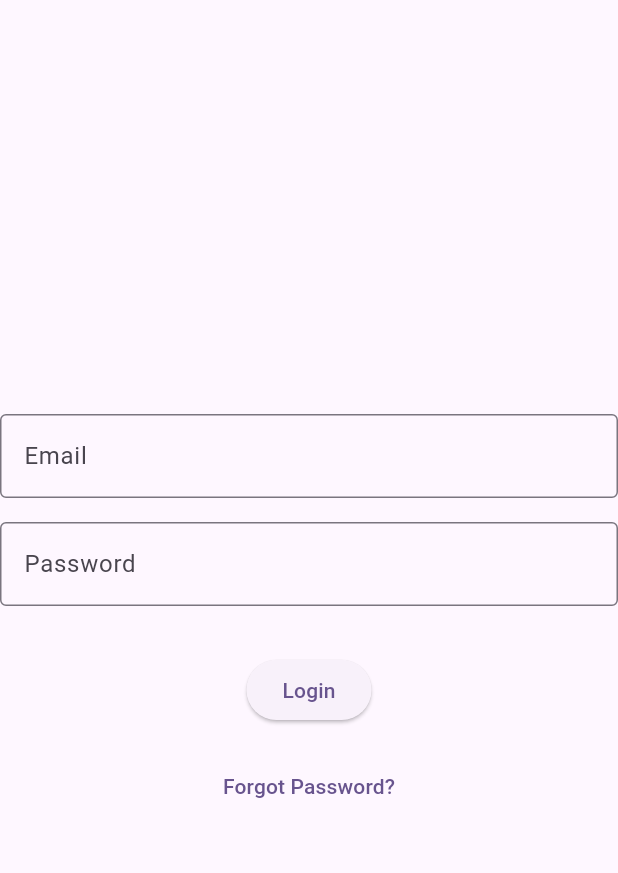
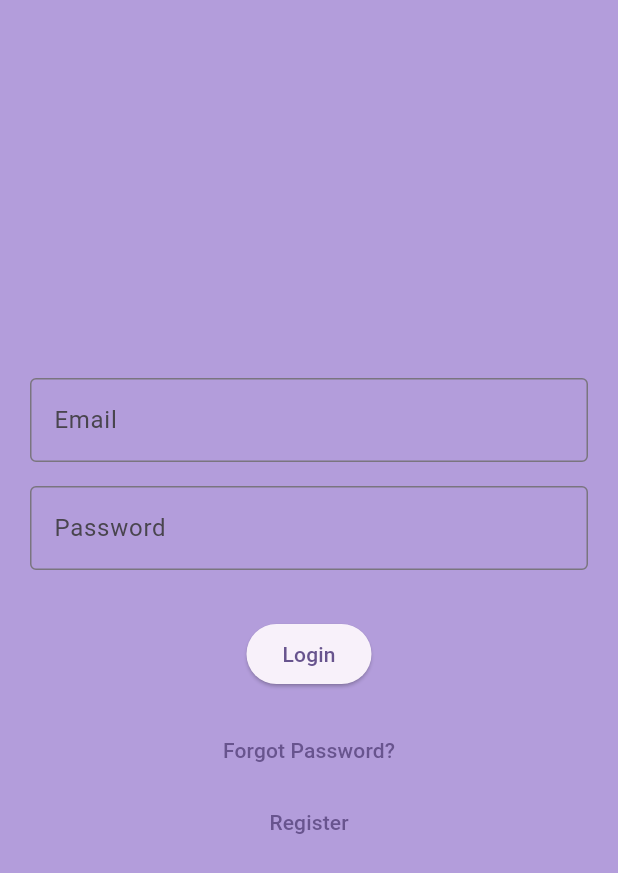
Before and after one commit to oluwadamme/Expense-Tracker, a Flutter app: the LoginPage screen opened directly, on a phone screen of 412 x 824 dp. Shown: the top 873 px of the screen. Run offline on Flutter 3.47's test engine with Material 3 defaults, Android fonts, the phone set to English and light mode, and no system bars; our stand-ins replace fl_chart, flutter_bloc, flutter_dotenv, flutter_slidable, go_router, hive_flutter and 2 more; accounts and stored records are empty.

Commit message:
update login and sign up UI

```diff
--- a/lib/src/screens/login_page.dart
+++ b/lib/src/screens/login_page.dart
@@ -1,8 +1,10 @@
+import 'package:expense_tracker/src/screens/signup_page.dart';
 import 'package:flutter/material.dart';
+import 'package:go_router/go_router.dart';
 
 class LoginPage extends StatefulWidget {
   const LoginPage({super.key});
-
+  static const String routeName = "/login";
   @override
   State<LoginPage> createState() => _LoginPageState();
 }
@@ -13,7 +15,11 @@ class _LoginPageState extends State<LoginPage> {
 
   @override
   Widget build(BuildContext context) {
-    return Column(
+    return Scaffold(
+      backgroundColor: Colors.deepPurple.shade200,
+      body: Padding(
+        padding: const EdgeInsets.all(20.0),
+        child: Column(
           mainAxisAlignment: MainAxisAlignment.center,
           children: [
             TextField(
@@ -36,8 +42,6 @@ class _LoginPageState extends State<LoginPage> {
             ElevatedButton(
               onPressed: () {
                 // Implement your login logic here
-            print('Email: ${emailController.text}');
-            print('Password: ${passwordController.text}');
               },
               child: const Text('Login'),
             ),
@@ -45,11 +49,18 @@ class _LoginPageState extends State<LoginPage> {
             TextButton(
               onPressed: () {
                 // Implement your forgot password logic here
-            print('Forgot Password');
               },
               child: const Text('Forgot Password?'),
             ),
+            TextButton(
+              onPressed: () {
+                context.go(SignUpPage.routeName);
+              },
+              child: const Text('Register'),
+            ),
           ],
+        ),
+      ),
     );
   }
 }
--- a/lib/src/screens/splash_screen.dart
+++ b/lib/src/screens/splash_screen.dart
@@ -1,4 +1,5 @@
 import 'package:expense_tracker/src/screens/home_page.dart';
+import 'package:expense_tracker/src/screens/login_page.dart';
 import 'package:expense_tracker/src/screens/signup_page.dart';
 import 'package:flutter/material.dart';
 import 'package:go_router/go_router.dart';
@@ -18,7 +19,7 @@ class _SplashScreenState extends State<SplashScreen> {
     Future.delayed(const Duration(seconds: 3), () {
       final supabase = Supabase.instance.client;
       if (supabase.auth.currentUser == null) {
-        context.go(SignUpPage.routeName);
+        context.go(LoginPage.routeName);
       } else {
         context.go(HomePage.routeName);
       }
--- a/lib/src/utils/routes.dart
+++ b/lib/src/utils/routes.dart
@@ -1,4 +1,5 @@
 import 'package:expense_tracker/src/screens/home_page.dart';
+import 'package:expense_tracker/src/screens/login_page.dart';
 import 'package:expense_tracker/src/screens/signup_page.dart';
 import 'package:expense_tracker/src/screens/splash_screen.dart';
 import 'package:flutter/material.dart';
@@ -24,5 +25,11 @@ final GoRouter router = GoRouter(
         return const SignUpPage();
       },
     ),
+    GoRoute(
+      path: LoginPage.routeName,
+      builder: (BuildContext context, GoRouterState state) {
+        return const LoginPage();
+      },
+    ),
   ],
 );
```
Also changed, not shown: lib/src/screens/signup_page.dart (+16 -1 lines). Lines whose indentation alone changed are shown as unchanged.
